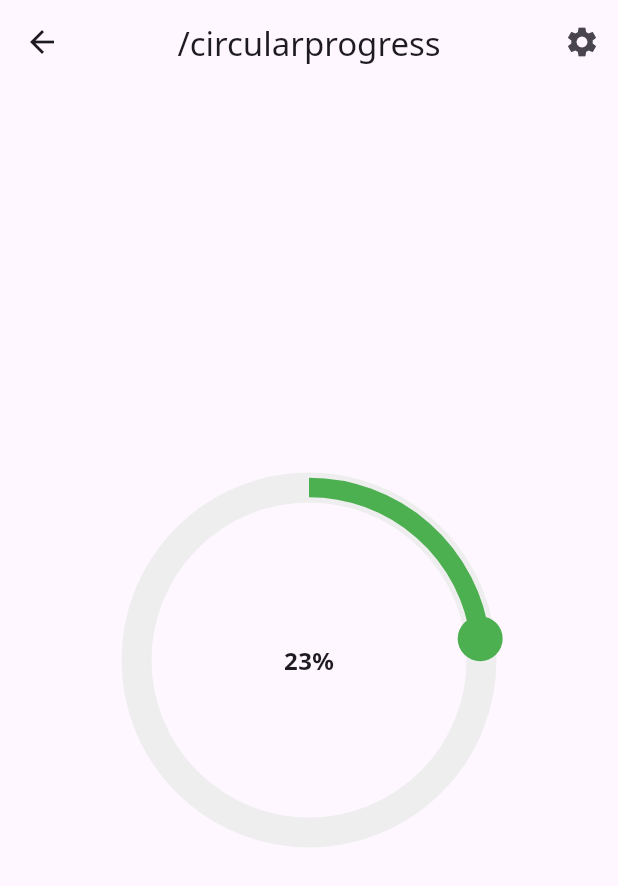
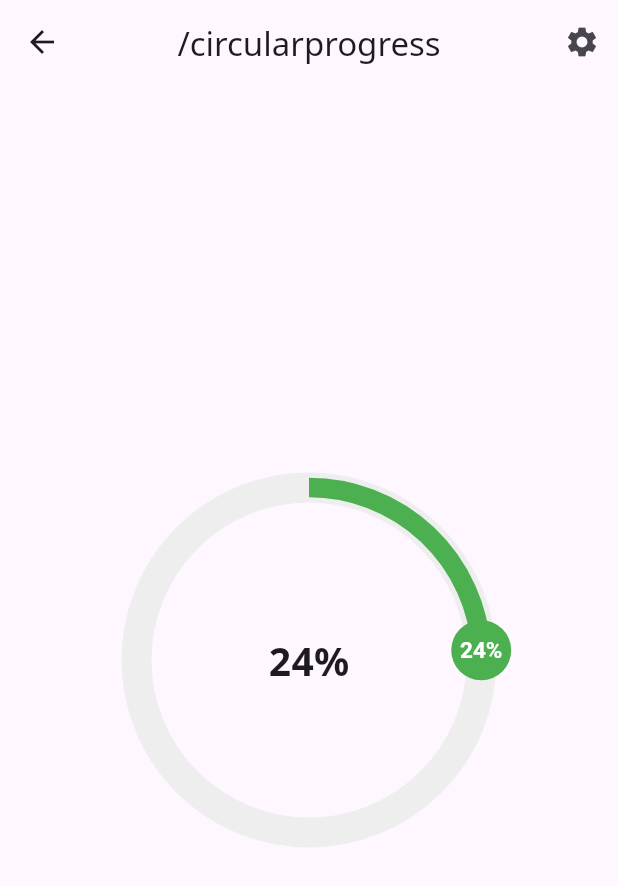
Before and after one commit to exlsy/gandan_01, a Flutter app: the screen it shows after launch, after a tap on "Go Circular Progress", on a phone screen of 412 x 824 dp. Shown: the top 886 px of the screen. Run offline on Flutter 3.47's test engine with Material 3 defaults, Android fonts, the phone set to English and light mode, and no system bars; our stand-ins replace drift, flutter_riverpod, freezed_annotation, go_router, percent_indicator, sqlite3_flutter_libs and 2 more; missing offline and left inert: sqlite3; accounts and stored records are empty; generated files the repository leaves out were written again.

Commit message:
progress screen

```diff
--- a/lib/screen/circular_progress_screen.dart
+++ b/lib/screen/circular_progress_screen.dart
@@ -42,7 +42,7 @@ class _CircularProgressIndicatorWithDotState
     super.initState();
     _controller = AnimationController(
       vsync: this,
-      duration: Duration(seconds: 3600),
+      duration: Duration(seconds: 100),
     );
 
     _controller.value = widget.progress;
@@ -75,7 +75,7 @@ class _CircularProgressIndicatorWithDotState
             child: Text(
               '${(_controller.value * 100).toInt()}%',
               style: TextStyle(
-                fontSize: 16, // 폰트 크기를 원 크기에 맞게 줄임
+                fontSize: 26, // 폰트 크기를 원 크기에 맞게 줄임
                 fontWeight: FontWeight.bold,
               ),
             ),
@@ -93,6 +93,7 @@ class CircularTimerPainter extends CustomPainter {
 
   @override
   void paint(Canvas canvas, Size size) {
+    //print('${progress}');
     Paint circlePaint = Paint()
       ..color = Colors.grey.shade200
       ..strokeWidth = 20
@@ -118,8 +119,34 @@ class CircularTimerPainter extends CustomPainter {
 
     double dotX = center.dx + radius * cos(sweepAngle - pi / 2);
     double dotY = center.dy + radius * sin(sweepAngle - pi / 2);
+    Offset dotPosition = Offset(dotX, dotY);
 
-    canvas.drawCircle(Offset(dotX, dotY), 15, dotPaint);
+    canvas.drawCircle(Offset(dotX, dotY), 20, dotPaint);
+
+    // Draw percentage text inside the dot
+    final textStyle = TextStyle(
+      color: Colors.white,
+      fontSize: 15,
+      fontWeight: FontWeight.bold,
+    );
+    final textSpan = TextSpan(
+      text: '${(progress * 100).toInt()}%',
+      style: textStyle,
+    );
+    final textPainter = TextPainter(
+      text: textSpan,
+      textDirection: TextDirection.ltr,
+    );
+    textPainter.layout(
+      minWidth: 0,
+      maxWidth: size.width,
+    );
+    final textWidth = textPainter.width;
+    final textHeight = textPainter.height;
+    textPainter.paint(
+        canvas,
+        Offset(
+            dotPosition.dx - textWidth / 2, dotPosition.dy - textHeight / 2));
   }
 
   @override
```
